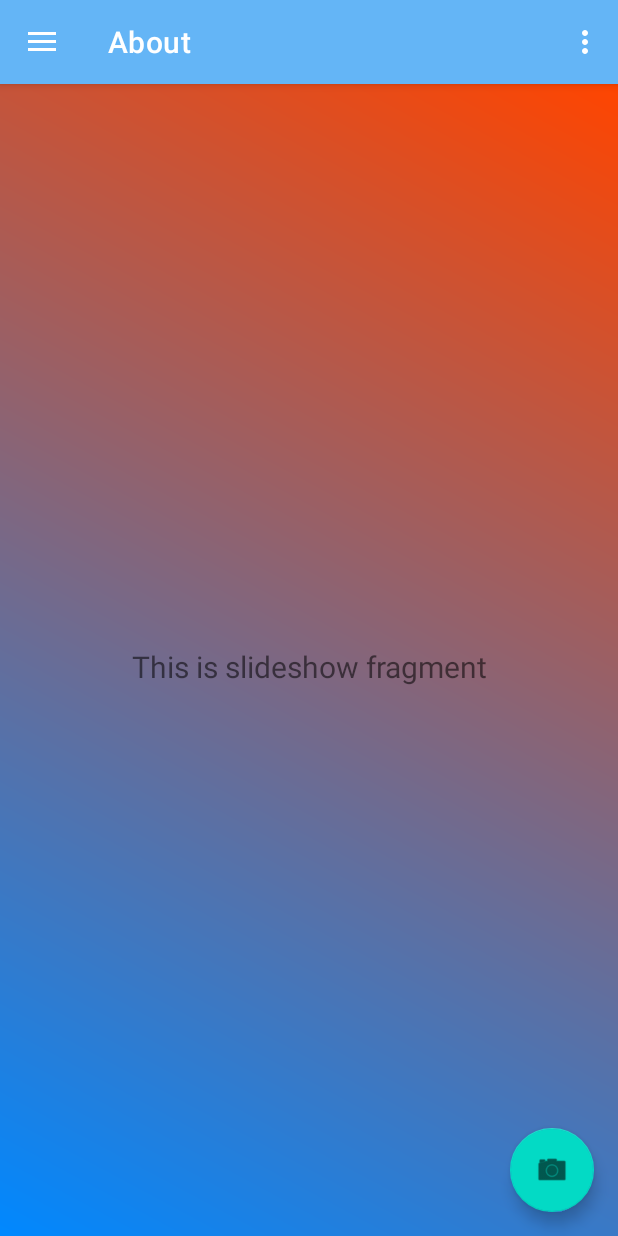
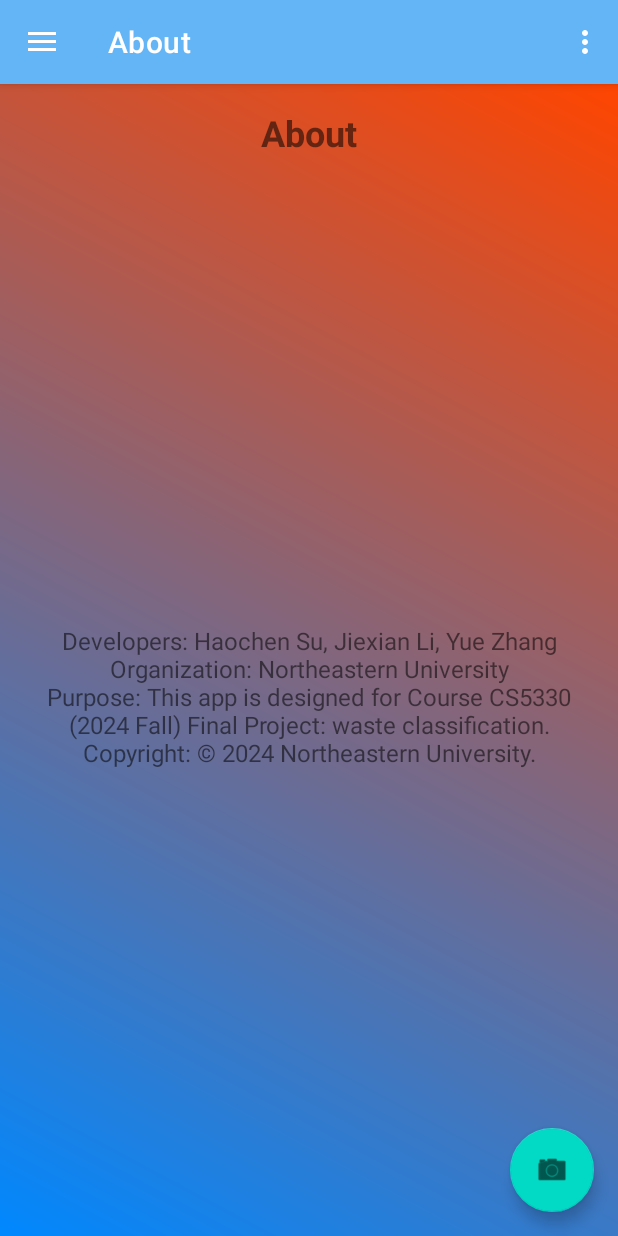
Before and after one commit to SSHAOCC/GarbageClassifier, an Android app: the screen it shows after launch (MainActivity), in the side drawer, after a tap on "About", on a phone screen of 412 x 824 dp. Run offline under Robolectric (Android 15) with nearby library versions, the phone set to English and light mode, and no system bars; our stand-ins replace navigation-ui; libraries missing offline, so code that uses them is left out: org.tensorflow.lite; 1 statement that could not run was skipped.

Commit message:
Implement the "About" fragment.

```diff
--- a/app/src/main/java/edu/northeastern/myapplicationcs5300/ui/slideshow/SlideshowFragment.java
+++ b/app/src/main/java/edu/northeastern/myapplicationcs5300/ui/slideshow/SlideshowFragment.java
@@ -8,30 +8,26 @@ import android.widget.TextView;
 
 import androidx.annotation.NonNull;
 import androidx.fragment.app.Fragment;
-import androidx.lifecycle.ViewModelProvider;
 
-import edu.northeastern.myapplicationcs5300.databinding.FragmentSlideshowBinding;
+import edu.northeastern.myapplicationcs5300.R;
 
 public class SlideshowFragment extends Fragment {
 
-    private FragmentSlideshowBinding binding;
-
+    @Override
     public View onCreateView(@NonNull LayoutInflater inflater,
                              ViewGroup container, Bundle savedInstanceState) {
-        SlideshowViewModel slideshowViewModel =
-                new ViewModelProvider(this).get(SlideshowViewModel.class);
+        View root = inflater.inflate(R.layout.fragment_slideshow, container, false);
 
-        binding = FragmentSlideshowBinding.inflate(inflater, container, false);
-        View root = binding.getRoot();
+        // 设置标题和详细信息
+        TextView titleTextView = root.findViewById(R.id.text_about_title);
+        TextView detailsTextView = root.findViewById(R.id.text_about_details);
 
-        final TextView textView = binding.textSlideshow;
-        slideshowViewModel.getText().observe(getViewLifecycleOwner(), textView::setText);
+        titleTextView.setText("About");
+        detailsTextView.setText("Developers: Haochen Su, Jiexian Li, Yue Zhang\n" +
+                "Organization: Northeastern University\n" +
+                "Purpose: This app is designed for Course CS5330 (2024 Fall) Final Project: waste classification.\n" +
+                "Copyright: © 2024 Northeastern University.");
+
         return root;
     }
-
-    @Override
-    public void onDestroyView() {
-        super.onDestroyView();
-        binding = null;
-    }
 }
--- a/app/src/main/res/layout/fragment_slideshow.xml
+++ b/app/src/main/res/layout/fragment_slideshow.xml
@@ -6,17 +6,33 @@
     android:layout_height="match_parent"
     tools:context=".ui.slideshow.SlideshowFragment">
 
+    <!-- 标题 -->
     <TextView
-        android:id="@+id/text_slideshow"
+        android:id="@+id/text_about_title"
         android:layout_width="match_parent"
         android:layout_height="wrap_content"
-        android:layout_marginStart="8dp"
-        android:layout_marginTop="8dp"
-        android:layout_marginEnd="8dp"
+        android:layout_margin="16dp"
+        android:text="About"
         android:textAlignment="center"
-        android:textSize="20sp"
+        android:textStyle="bold"
+        android:textSize="24sp"
+        app:layout_constraintTop_toTopOf="parent"
+        app:layout_constraintStart_toStartOf="parent"
+        app:layout_constraintEnd_toEndOf="parent" />
+
+    <!-- 制作人员信息 -->
+    <TextView
+        android:id="@+id/text_about_details"
+        android:layout_width="match_parent"
+        android:layout_height="wrap_content"
+        android:layout_margin="16dp"
+        android:textAlignment="center"
+        android:textSize="16sp"
+        android:padding="8dp"
+        app:layout_constraintTop_toBottomOf="@id/text_about_title"
+        app:layout_constraintStart_toStartOf="parent"
+        app:layout_constraintEnd_toEndOf="parent"
         app:layout_constraintBottom_toBottomOf="parent"
-        app:layout_constraintEnd_toEndOf="parent"
-        app:layout_constraintStart_toStartOf="parent"
-        app:layout_constraintTop_toTopOf="parent" />
+        tools:text="Developers: John Doe, Jane Smith\nOrganization: Northeastern University\nPurpose: This app is designed for waste classification.\nCopyright: © 2024 Northeastern University." />
+
 </androidx.constraintlayout.widget.ConstraintLayout>
```
